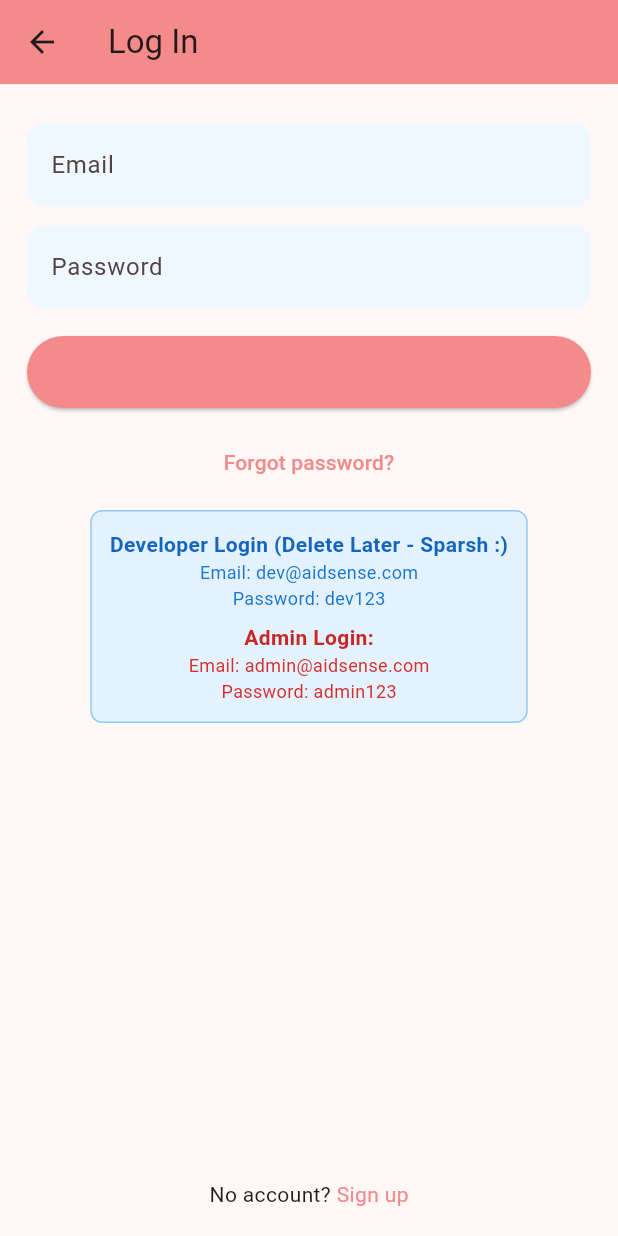
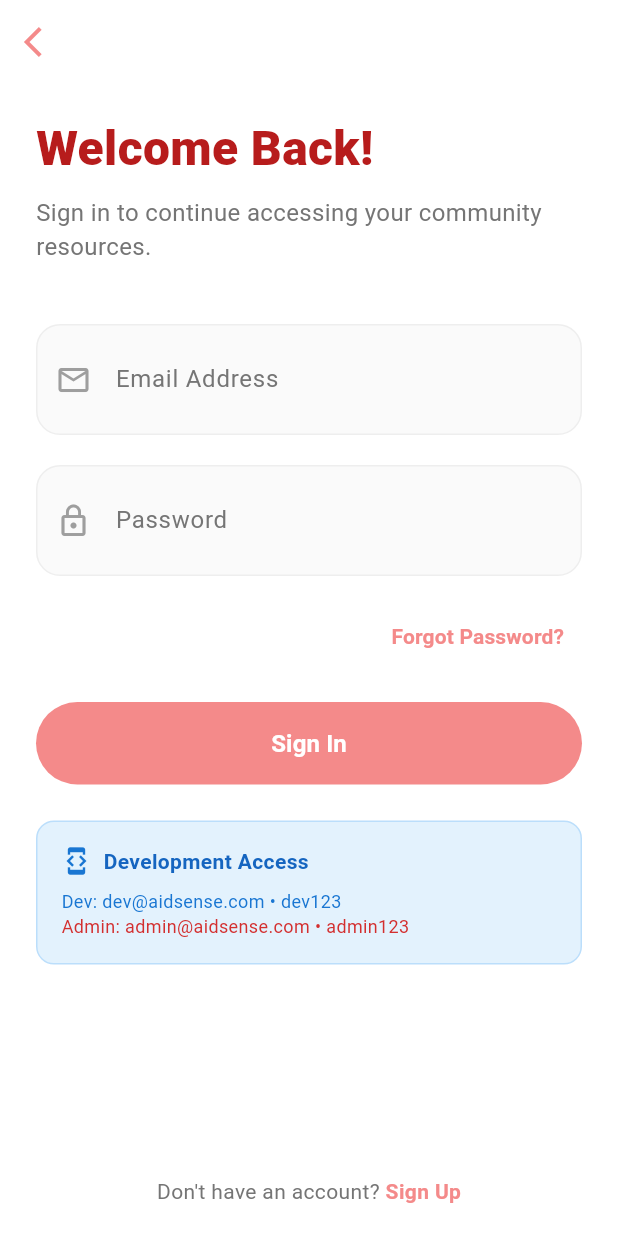
Before and after one commit to ImSpxrsh/Aidsense, a Flutter app: the LoginScreen screen opened by its route, on a phone screen of 412 x 824 dp. Run offline on Flutter 3.47's test engine with Material 3 defaults, Android fonts, the light colour scheme and no system bars; our stand-ins replace cloud_firestore, firebase_auth, firebase_core, flutter_map, google_maps_flutter, latlong2 and 1 more; accounts and stored records are empty; Roboto replaces fonts that are missing (SF Pro); project files that could hold a hidden picture were left out.

Commit message:
Fixed some visual bugs, login screen is more modern now too

```diff
--- a/lib/screens/admin_screen.dart
+++ b/lib/screens/admin_screen.dart
@@ -363,7 +363,7 @@
             const SizedBox(height: 16),
 
             DropdownButtonFormField<String>(
-              initialValue: _selectedType,
+              value: _selectedType,
               decoration: const InputDecoration(
                 labelText: 'Resource Type',
                 border: OutlineInputBorder(),
--- a/lib/screens/login_screen.dart
+++ b/lib/screens/login_screen.dart
@@ -45,42 +45,196 @@
   Widget build(BuildContext context) {
     const primary = Color(0xFFF48A8A);
     return Scaffold(
-      appBar: AppBar(backgroundColor: primary, title: const Text('Log In')),
-      body: Padding(
-        padding: const EdgeInsets.all(18),
+      backgroundColor: Colors.white,
+      appBar: AppBar(
+        backgroundColor: Colors.transparent,
+        elevation: 0,
+        leading: IconButton(
+          icon: const Icon(Icons.arrow_back_ios, color: primary),
+          onPressed: () => Navigator.pop(context),
+        ),
+      ),
+      body: SafeArea(
+        child: Padding(
+          padding: const EdgeInsets.symmetric(horizontal: 24.0),
           child: Column(
+            crossAxisAlignment: CrossAxisAlignment.start,
             children: [
-            const SizedBox(height:8),
-            TextField(controller: _email, decoration: InputDecoration(labelText: 'Email', filled: true, fillColor: const Color(0xFFF0F8FF), border: OutlineInputBorder(borderRadius: BorderRadius.circular(12), borderSide: BorderSide.none))),
-            const SizedBox(height:12),
-            TextField(controller: _pass, obscureText: true, decoration: InputDecoration(labelText: 'Password', filled: true, fillColor: const Color(0xFFF0F8FF), border: OutlineInputBorder(borderRadius: BorderRadius.circular(12), borderSide: BorderSide.none))),
-            const SizedBox(height:18),
-            SizedBox(width: double.infinity, child: ElevatedButton(onPressed: _loading?null:_login, style: ElevatedButton.styleFrom(backgroundColor: primary, shape: const StadiumBorder(), padding: const EdgeInsets.symmetric(vertical:14)), child: _loading?const CircularProgressIndicator(color: Colors.white):const Text('Log In'))),
-            const SizedBox(height:12),
-            TextButton(onPressed: ()=>Navigator.pushNamed(context, '/reset'), child: const Text('Forgot password?')),
-            const SizedBox(height:8),
+              const SizedBox(height: 20),
+              // Welcome back header
+              const Text(
+                'Welcome Back!',
+                style: TextStyle(
+                  fontSize: 32,
+                  fontWeight: FontWeight.w900,
+                  color: Color(0xFFB71C1C),
+                ),
+              ),
+              const SizedBox(height: 8),
+              Text(
+                'Sign in to continue accessing your community resources.',
+                style: TextStyle(
+                  fontSize: 16,
+                  color: Colors.grey[600],
+                ),
+              ),
+              const SizedBox(height: 40),
+
+              // Email field
               Container(
-              padding: const EdgeInsets.all(12),
+                decoration: BoxDecoration(
+                  color: Colors.grey[50],
+                  borderRadius: BorderRadius.circular(16),
+                  border: Border.all(color: Colors.grey[200]!),
+                ),
+                child: TextField(
+                  controller: _email,
+                  keyboardType: TextInputType.emailAddress,
+                  decoration: InputDecoration(
+                    labelText: 'Email Address',
+                    labelStyle: TextStyle(color: Colors.grey[600]),
+                    prefixIcon: Icon(Icons.email_outlined, color: Colors.grey[500]),
+                    border: InputBorder.none,
+                    contentPadding: const EdgeInsets.symmetric(horizontal: 20, vertical: 16),
+                  ),
+                ),
+              ),
+              const SizedBox(height: 20),
+
+              // Password field
+              Container(
+                decoration: BoxDecoration(
+                  color: Colors.grey[50],
+                  borderRadius: BorderRadius.circular(16),
+                  border: Border.all(color: Colors.grey[200]!),
+                ),
+                child: TextField(
+                  controller: _pass,
+                  obscureText: true,
+                  decoration: InputDecoration(
+                    labelText: 'Password',
+                    labelStyle: TextStyle(color: Colors.grey[600]),
+                    prefixIcon: Icon(Icons.lock_outline, color: Colors.grey[500]),
+                    border: InputBorder.none,
+                    contentPadding: const EdgeInsets.symmetric(horizontal: 20, vertical: 16),
+                  ),
+                ),
+              ),
+              const SizedBox(height: 16),
+
+              // Forgot password
+              Align(
+                alignment: Alignment.centerRight,
+                child: TextButton(
+                  onPressed: () => Navigator.pushNamed(context, '/reset'),
+                  child: Text(
+                    'Forgot Password?',
+                    style: TextStyle(
+                      color: primary,
+                      fontWeight: FontWeight.w600,
+                    ),
+                  ),
+                ),
+              ),
+              const SizedBox(height: 20),
+
+              // Login button
+              SizedBox(
+                width: double.infinity,
+                child: ElevatedButton(
+                  onPressed: _loading ? null : _login,
+                  style: ElevatedButton.styleFrom(
+                    backgroundColor: primary,
+                    foregroundColor: Colors.white,
+                    shape: const StadiumBorder(),
+                    padding: const EdgeInsets.symmetric(vertical: 16),
+                    elevation: 0,
+                  ),
+                  child: _loading
+                    ? const SizedBox(
+                        height: 20,
+                        width: 20,
+                        child: CircularProgressIndicator(
+                          color: Colors.white,
+                          strokeWidth: 2,
+                        ),
+                      )
+                    : const Text(
+                        'Sign In',
+                        style: TextStyle(
+                          fontSize: 16,
+                          fontWeight: FontWeight.w600,
+                        ),
+                      ),
+                ),
+              ),
+              const SizedBox(height: 24),
+
+              // Developer/Admin login info
+              Container(
+                padding: const EdgeInsets.all(16),
                 decoration: BoxDecoration(
                   color: Colors.blue[50],
-                borderRadius: BorderRadius.circular(8),
-                border: Border.all(color: Colors.blue[200]!),
+                  borderRadius: BorderRadius.circular(12),
+                  border: Border.all(color: Colors.blue[100]!),
                 ),
                 child: Column(
+                  crossAxisAlignment: CrossAxisAlignment.start,
                   children: [
-                  Text('Developer Login (Delete Later - Sparsh :)', style: TextStyle(fontWeight: FontWeight.bold, color: Colors.blue[800])),
-                  Text('Email: dev@aidsense.com', style: TextStyle(fontSize: 12, color: Colors.blue[700])),
-                  Text('Password: dev123', style: TextStyle(fontSize: 12, color: Colors.blue[700])),
+                    Row(
+                      children: [
+                        Icon(Icons.developer_mode, color: Colors.blue[700], size: 20),
+                        const SizedBox(width: 8),
+                        Text(
+                          'Development Access',
+                          style: TextStyle(
+                            fontWeight: FontWeight.bold,
+                            color: Colors.blue[800],
+                            fontSize: 14,
+                          ),
+                        ),
+                      ],
+                    ),
                     const SizedBox(height: 8),
-                  Text('Admin Login:', style: TextStyle(fontWeight: FontWeight.bold, color: Colors.red[800])),
-                  Text('Email: admin@aidsense.com', style: TextStyle(fontSize: 12, color: Colors.red[700])),
-                  Text('Password: admin123', style: TextStyle(fontSize: 12, color: Colors.red[700])),
+                    Text(
+                      'Dev: dev@aidsense.com • dev123',
+                      style: TextStyle(fontSize: 12, color: Colors.blue[700]),
+                    ),
+                    Text(
+                      'Admin: admin@aidsense.com • admin123',
+                      style: TextStyle(fontSize: 12, color: Colors.red[700]),
+                    ),
                   ],
                 ),
               ),
+
               const Spacer(),
-            Row(mainAxisAlignment: MainAxisAlignment.center, children: [const Text('No account? '), GestureDetector(onTap: ()=>Navigator.pushNamed(context, '/signup'), child: Text('Sign up', style: TextStyle(color: primary)))])
+
+              // Sign up link
+              Center(
+                child: Row(
+                  mainAxisAlignment: MainAxisAlignment.center,
+                  children: [
+                    Text(
+                      "Don't have an account? ",
+                      style: TextStyle(color: Colors.grey[600]),
+                    ),
+                    GestureDetector(
+                      onTap: () => Navigator.pushNamed(context, '/signup'),
+                      child: Text(
+                        'Sign Up',
+                        style: TextStyle(
+                          color: primary,
+                          fontWeight: FontWeight.w600,
+                        ),
+                      ),
+                    ),
                   ],
+                ),
+              ),
+              const SizedBox(height: 20),
+            ],
+          ),
         ),
       ),
     );
--- a/lib/screens/onboarding_screen.dart
+++ b/lib/screens/onboarding_screen.dart
@@ -40,7 +40,7 @@
             onPressed: () => Navigator.pushReplacementNamed(context, '/'),
             style: TextButton.styleFrom(padding: const EdgeInsets.symmetric(horizontal: 8, vertical: 6), minimumSize: Size.zero, tapTargetSize: MaterialTapTargetSize.shrinkWrap),
             child: Row(mainAxisSize: MainAxisSize.min, children: const [
-              Text('Skip', style: TextStyle(color: primary, fontSize: 16)),
+              Text('Skip', style: TextStyle(color: primary, fontSize: 16, fontWeight: FontWeight.w500)),
               SizedBox(width: 6),
               Icon(Icons.arrow_forward_ios, size: 14, color: primary),
             ]),
@@ -136,11 +136,12 @@
                           },
                           style: ElevatedButton.styleFrom(
                             backgroundColor: primary,
+                            foregroundColor: Colors.white,
                             shape: const StadiumBorder(),
                             padding: const EdgeInsets.symmetric(vertical:18),
                             minimumSize: const Size.fromHeight(56),
                           ),
-                          child: Text(_page < pages.length-1 ? 'Next' : 'Get Started', style: const TextStyle(fontSize:16, color: Colors.white)),
+                          child: Text(_page < pages.length-1 ? 'Next' : 'Get Started', style: const TextStyle(fontSize:16, color: Colors.white, fontWeight: FontWeight.w600)),
                         ),
                       ),
                     ),
```
Also changed, not shown: 5 other files. Lines whose indentation alone changed are shown as unchanged.
